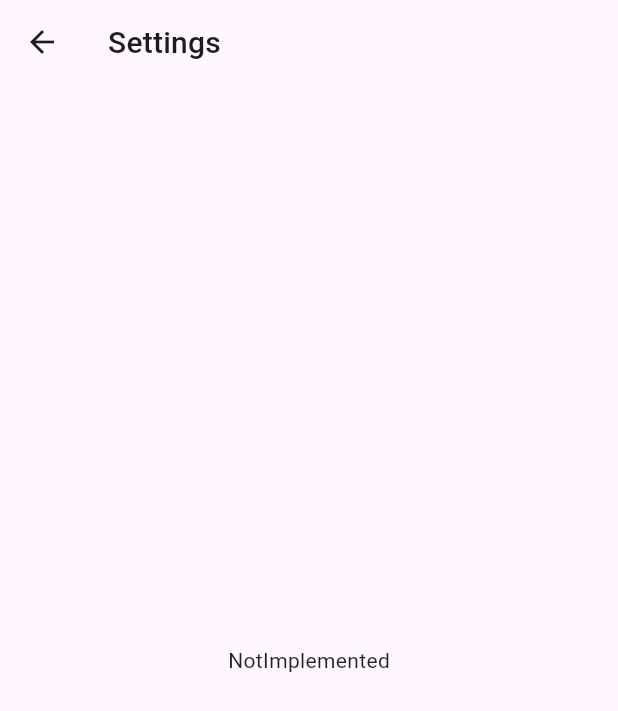
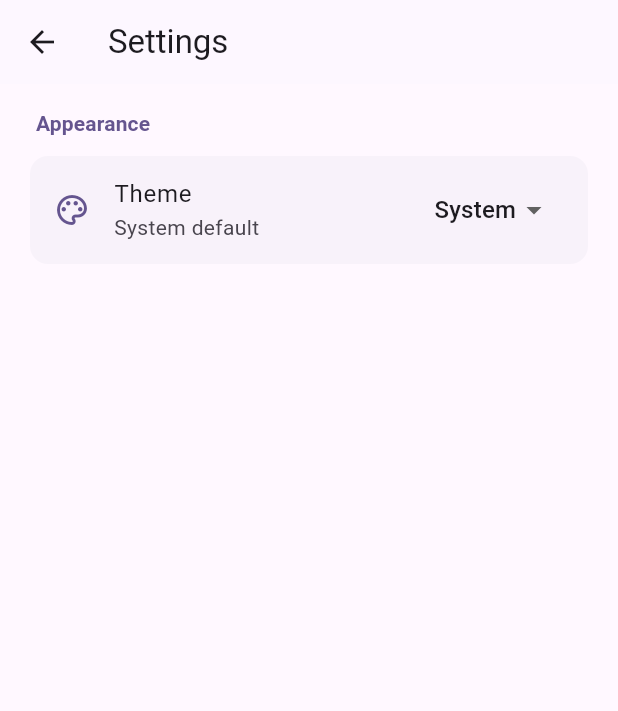
Before and after one commit to IronGreninja/SauceKeep, a Flutter app: the screen it shows after launch, after a tap on the "settings" icon, on a phone screen of 412 x 824 dp. Shown: the top 711 px of the screen. Run offline on Flutter 3.47's test engine with Material 3 defaults, Android fonts, the phone set to English and light mode, and no system bars; our stand-ins replace drift, drift_flutter, flutter_riverpod, go_router, shared_preferences; accounts and stored records are empty; generated files the repository leaves out were written again.

Commit message:
feat: Theming

```diff
--- a/lib/main.dart
+++ b/lib/main.dart
@@ -1,14 +1,29 @@
 import 'package:flutter/material.dart';
 import 'package:flutter_riverpod/flutter_riverpod.dart';
 import 'package:go_router/go_router.dart';
+import 'package:shared_preferences/shared_preferences.dart';
 
 import 'screens/home.dart';
 import 'screens/settings.dart';
+import 'providers/shared_preferences.dart';
+import 'providers/theme_provider.dart';
+import 'theme/app_theme.dart';
 
-void main() => runApp(MainApp());
+Future<void> main() async {
+  WidgetsFlutterBinding.ensureInitialized();
 
-class MainApp extends StatelessWidget {
-  MainApp({super.key});
+  // Load preferences before starting the app.
+  final prefs = await SharedPreferences.getInstance();
+
+  runApp(
+    ProviderScope(
+      overrides: [
+        sharedPreferencesProvider.overrideWithValue(prefs),
+      ],
+      child: MainApp(),
+    ),
+  );
+}
 
 final _router = GoRouter(
   routes: [
@@ -22,18 +37,19 @@ class MainApp extends StatelessWidget {
   ],
 );
 
+class MainApp extends ConsumerWidget {
+  const MainApp({super.key});
+
   @override
-  Widget build(BuildContext context) {
-    return ProviderScope(
-      child: MaterialApp.router(
+  Widget build(BuildContext context, WidgetRef ref) {
+    final themeMode = ref.watch(themeProvider);
+    return MaterialApp.router(
       debugShowCheckedModeBanner: false,
       title: 'SauceKeep',
-        theme: ThemeData(
-          primarySwatch: Colors.amber,
-          typography: .material2018(),
-        ),
+      theme: AppTheme.lightTheme,
+      darkTheme: AppTheme.darkTheme,
+      themeMode: themeMode,
       routerConfig: _router,
-      ),
     );
   }
 }
--- /dev/null
+++ b/lib/providers/shared_preferences.dart
@@ -0,0 +1,8 @@
+import 'package:flutter_riverpod/flutter_riverpod.dart';
+import 'package:shared_preferences/shared_preferences.dart';
+
+final sharedPreferencesProvider = Provider<SharedPreferences>((ref) {
+  throw UnimplementedError(
+    'SharedPreferences has not been initialized',
+  );
+});
--- /dev/null
+++ b/lib/providers/theme_provider.dart
@@ -0,0 +1,40 @@
+import 'package:flutter/material.dart';
+import 'package:flutter_riverpod/flutter_riverpod.dart';
+
+import 'shared_preferences.dart';
+
+final themeProvider = NotifierProvider<ThemeNotifier, ThemeMode>(
+  ThemeNotifier.new,
+);
+
+class ThemeNotifier extends Notifier<ThemeMode> {
+  static const String _themeKey = 'app_theme';
+
+  @override
+  ThemeMode build() {
+    final prefs = ref.watch(sharedPreferencesProvider);
+
+    final savedTheme = prefs.getString(_themeKey);
+
+    return switch (savedTheme) {
+      'light' => ThemeMode.light,
+      'dark' => ThemeMode.dark,
+      _ => ThemeMode.system,
+    };
+  }
+
+  Future<void> setTheme(ThemeMode mode) async {
+    // Update the app immediately.
+    state = mode;
+
+    final prefs = ref.read(sharedPreferencesProvider);
+
+    final value = switch (mode) {
+      ThemeMode.light => 'light',
+      ThemeMode.dark => 'dark',
+      ThemeMode.system => 'system',
+    };
+
+    await prefs.setString(_themeKey, value);
+  }
+}
--- a/lib/screens/home.dart
+++ b/lib/screens/home.dart
@@ -31,14 +31,14 @@ class _HomePageState extends ConsumerState<HomePage> {
                 // Updates query state instantly as the user types
                 ref.read(searchQueryProvider.notifier).updateQuery(value);
               },
-              decoration: const InputDecoration(
+              decoration: InputDecoration(
                 hintText: 'Search (e.g. tag:a -tag:b title:"abc")...',
                 prefixIcon: Icon(Icons.search),
                 border: OutlineInputBorder(
                   borderRadius: BorderRadius.all(Radius.circular(8)),
                 ),
                 filled: true,
-                fillColor: Colors.white,
+                fillColor: Theme.of(context).colorScheme.surface,
               ),
             ),
           ),
--- a/lib/screens/home/add_dialog.dart
+++ b/lib/screens/home/add_dialog.dart
@@ -79,7 +79,7 @@ class _SauceAddDialogState extends ConsumerState<SauceAddDialog> {
       actions: [
         TextButton(
           onPressed: () => Navigator.pop(context),
-          child: const Text('Cancel', style: TextStyle(color: Colors.black)),
+          child: const Text('Cancel'),
         ),
         TextButton(
           child: const Text('Save'),
--- a/lib/screens/home/card.dart
+++ b/lib/screens/home/card.dart
@@ -31,10 +31,13 @@ class SauceCard extends ConsumerWidget {
                   crossAxisAlignment: CrossAxisAlignment.start,
                   mainAxisSize: MainAxisSize.min,
                   children: [
-                    Text(sauce.title),
+                    Text(
+                      sauce.title,
+                      style: Theme.of(context).textTheme.titleMedium,
+                    ),
                     Text(
                       formatDate(sauce.createdAt),
-                      style: const TextStyle(fontSize: 12),
+                      style: Theme.of(context).textTheme.labelSmall,
                     ),
                   ],
                 ),
--- a/lib/screens/settings.dart
+++ b/lib/screens/settings.dart
@@ -1,14 +1,87 @@
 import 'package:flutter/material.dart';
 import 'package:flutter_riverpod/flutter_riverpod.dart';
+
+import '../providers/theme_provider.dart';
 
 class SettingsPage extends ConsumerWidget {
   const SettingsPage({super.key});
 
   @override
   Widget build(BuildContext context, WidgetRef ref) {
+    final currentTheme = ref.watch(themeProvider);
+
+    final colors = Theme.of(context).colorScheme;
+
     return Scaffold(
-      appBar: AppBar(title: const Text('Settings')),
-      body: Center(child: Text('NotImplemented')),
+      appBar: AppBar(
+        title: const Text('Settings'),
+      ),
+
+      body: ListView(
+        padding: const EdgeInsets.all(16),
+        children: [
+          Padding(
+            padding: const EdgeInsets.only(
+              left: 8,
+              bottom: 8,
+            ),
+            child: Text(
+              'Appearance',
+              style: Theme.of(context).textTheme.titleSmall?.copyWith(
+                color: colors.primary,
+                fontWeight: FontWeight.bold,
+              ),
+            ),
+          ),
+
+          Card(
+            elevation: 0,
+            color: colors.surfaceContainerLow,
+            child: ListTile(
+              leading: Icon(
+                Icons.palette_outlined,
+                color: colors.primary,
+              ),
+
+              title: const Text('Theme'),
+
+              subtitle: Text(
+                switch (currentTheme) {
+                  ThemeMode.light => 'Light',
+                  ThemeMode.dark => 'Dark',
+                  ThemeMode.system => 'System default',
+                },
+              ),
+
+              trailing: DropdownButton<ThemeMode>(
+                value: currentTheme,
+                underline: const SizedBox(),
+
+                items: const [
+                  DropdownMenuItem(
+                    value: ThemeMode.system,
+                    child: Text('System'),
+                  ),
+                  DropdownMenuItem(
+                    value: ThemeMode.light,
+                    child: Text('Light'),
+                  ),
+                  DropdownMenuItem(
+                    value: ThemeMode.dark,
+                    child: Text('Dark'),
+                  ),
+                ],
+
+                onChanged: (ThemeMode? mode) {
+                  if (mode != null) {
+                    ref.read(themeProvider.notifier).setTheme(mode);
+                  }
+                },
+              ),
+            ),
+          ),
+        ],
+      ),
     );
   }
 }
--- /dev/null
+++ b/lib/theme/app_theme.dart
@@ -0,0 +1,45 @@
+import 'package:flutter/material.dart';
+
+class AppTheme {
+  static final lightTheme = ThemeData(
+    useMaterial3: true,
+
+    colorScheme: ColorScheme.fromSeed(
+      seedColor: const Color(0xFF6750A4),
+      brightness: Brightness.light,
+    ),
+
+    appBarTheme: const AppBarTheme(
+      centerTitle: false,
+    ),
+
+    scaffoldBackgroundColor: const Color(0xFFFFF8FF),
+
+    inputDecorationTheme: InputDecorationTheme(
+      border: OutlineInputBorder(
+        borderRadius: BorderRadius.circular(12),
+      ),
+    ),
+  );
+
+  static final darkTheme = ThemeData(
+    useMaterial3: true,
+
+    colorScheme: ColorScheme.fromSeed(
+      seedColor: const Color(0xFF6750A4),
+      brightness: Brightness.dark,
+    ),
+
+    appBarTheme: const AppBarTheme(
+      centerTitle: false,
+    ),
+
+    scaffoldBackgroundColor: const Color(0xFF141218),
+
+    inputDecorationTheme: InputDecorationTheme(
+      border: OutlineInputBorder(
+        borderRadius: BorderRadius.circular(12),
+      ),
+    ),
+  );
+}
--- a/pubspec.yaml
+++ b/pubspec.yaml
@@ -14,6 +14,7 @@ dependencies:
   flutter_riverpod: ^3.4.3
   go_router: ^18.1.1
   path_provider: ^2.1.6
+  shared_preferences: ^2.5.6
 
 dev_dependencies:
   flutter_test:
```
Also changed, not shown: pubspec.lock, 1 other file. Lines whose indentation alone changed are shown as unchanged.
